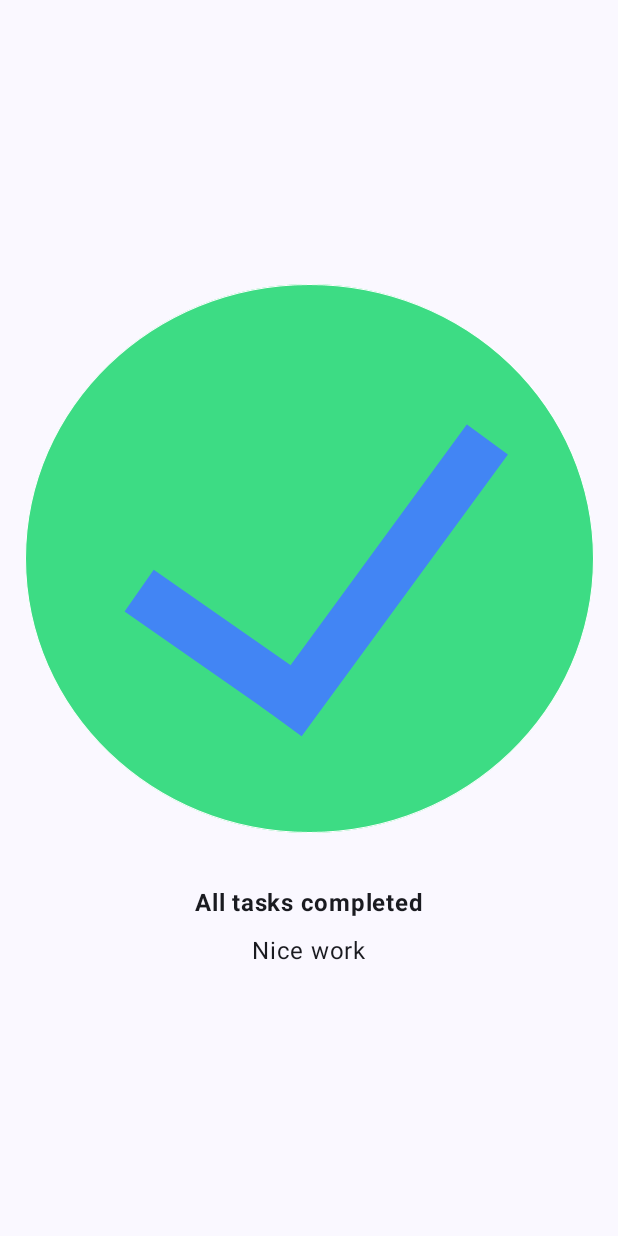
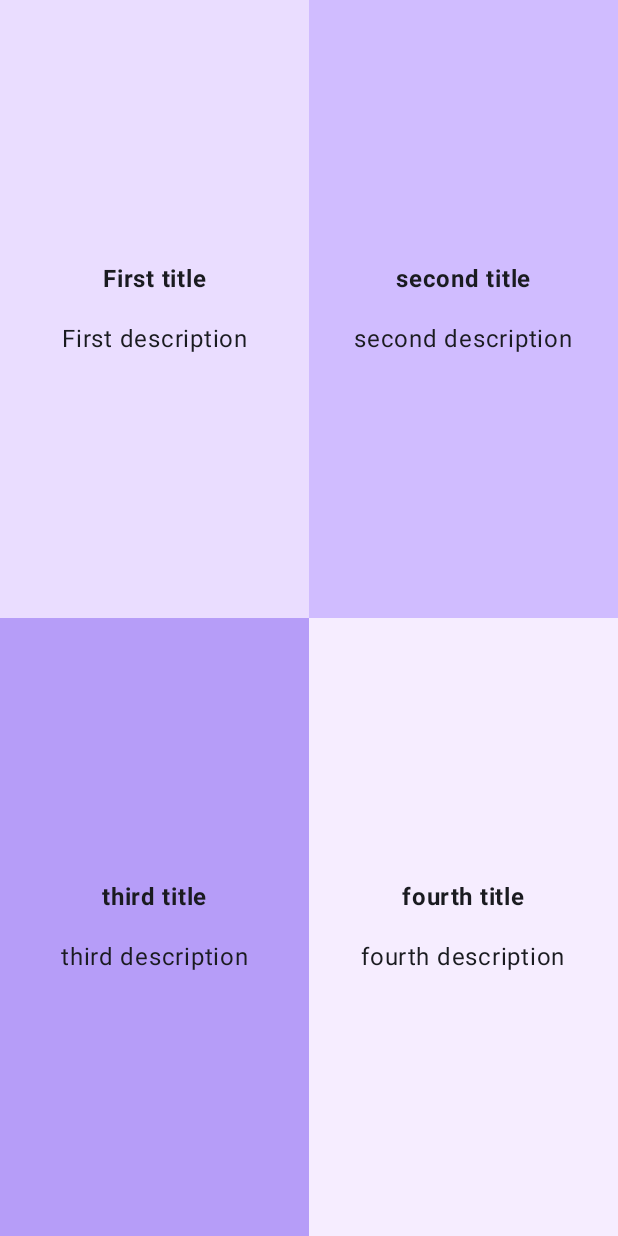
Before and after one commit to AncharGilgamesh/KotlinComposeTutorial, an Android app built with Jetpack Compose: the screen it shows after launch (MainActivity), on a phone screen of 412 x 824 dp. Run offline under Robolectric (Android 15) with nearby library versions, the phone set to English and light mode, and no system bars.

Commit message:
compose quadrant

```diff
--- a/app/src/main/java/com/example/first_unit/MainActivity.kt
+++ b/app/src/main/java/com/example/first_unit/MainActivity.kt
@@ -25,6 +25,9 @@ import androidx.compose.ui.layout.ContentScale
 import androidx.compose.ui.res.stringResource
 import androidx.compose.ui.text.font.FontWeight
 import androidx.compose.ui.tooling.preview.Preview
+import androidx.compose.ui.graphics.Color
+import androidx.compose.foundation.layout.Row
+import androidx.compose.foundation.background
 import androidx.compose.ui.unit.dp
 import androidx.compose.ui.unit.sp
 import com.example.first_unit.ui.theme.First_UnitTheme
@@ -38,7 +41,7 @@ class MainActivity : ComponentActivity() {
                 Scaffold(
                     modifier = Modifier.fillMaxSize()
                 ) {innerPadding ->
-                    TaskCompletedScreen(modifier = Modifier.padding(innerPadding))
+                    ComposeQuadrantApp(modifier = Modifier.padding(innerPadding))
                 }
             }
         }
@@ -46,24 +49,62 @@ class MainActivity : ComponentActivity() {
 }
 
 @Composable
-fun TaskCompletedScreen(modifier: Modifier = Modifier) {
+fun ComposeQuadrantApp(modifier: Modifier = Modifier) {
+    Column(Modifier.fillMaxWidth()) {
+        Row(Modifier.weight(1f)) {
+            ComposableInfoCard(
+                title = "First title",
+                description = "First description",
+                backgroundColor = Color(0xFFEADDFF),
+                modifier = Modifier.weight(1f)
+            )
+            ComposableInfoCard(
+                title = "second title",
+                description = "second description",
+                backgroundColor = Color(0xFFD0BCFF),
+                modifier = Modifier.weight(1f)
+            )
+        }
+        Row(Modifier.weight(1f)) {
+            ComposableInfoCard(
+                title = "third title",
+                description = "third description",
+                backgroundColor = Color(0xFFB69DF8),
+                modifier = Modifier.weight(1f)
+            )
+            ComposableInfoCard(
+                title = "fourth title",
+                description = "fourth description",
+                backgroundColor = Color(0xFFF6EDFF),
+                modifier = Modifier.weight(1f)
+            )
+        }
+    }
+}
+
+@Composable
+private fun ComposableInfoCard(
+    title: String,
+    description: String,
+    backgroundColor: Color,
+    modifier: Modifier = Modifier
+) {
     Column(
-        modifier = Modifier
-            .fillMaxWidth()
-            .fillMaxHeight(),
+        modifier = modifier
+            .fillMaxSize()
+            .background(backgroundColor)
+            .padding(16.dp),
         verticalArrangement = Arrangement.Center,
         horizontalAlignment = Alignment.CenterHorizontally
     ) {
-        val image = painterResource(R.drawable.ic_task_completed)
-        Image(painter = image, contentDescription = null)
         Text(
-            text = "All tasks completed",
-            modifier = Modifier.padding(top = 24.dp, bottom = 8.dp),
+            text = title,
+            modifier = Modifier.padding(bottom = 16.dp),
             fontWeight = FontWeight.Bold
         )
         Text(
-            text = "Nice work",
-            fontSize = 16.sp
+            text = description,
+            textAlign = TextAlign.Justify
         )
     }
 }
@@ -73,6 +114,6 @@ fun TaskCompletedScreen(modifier: Modifier = Modifier) {
 fun GreetingPreview() {
     First_UnitTheme {
         //GreetingText(message = "Happy Birthday Sam!", from = "From Emma")
-        TaskCompletedScreen()
+        ComposeQuadrantApp()
     }
 }
```
